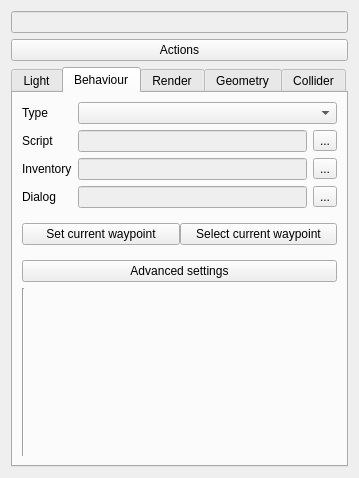
Qt form code/editor/ui/worldobjectwidget.ui (Plaristote/fallout-equestria) before a commit.
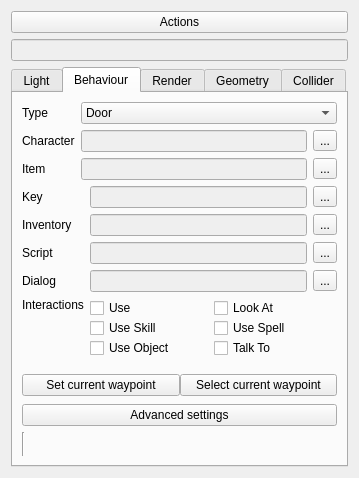
The same form after that commit.

Commit message: + Implemented the Character Editor features for characters invoked in the Level Designer + Added icons for the Inventory Editor + Fixed World's AddDynamicObject

Diff of the .ui file:
```diff
--- a/code/editor/ui/worldobjectwidget.ui
+++ b/code/editor/ui/worldobjectwidget.ui
@@ -14,6 +14,13 @@
    <string>Form</string>
   </property>
   <layout class="QVBoxLayout" name="verticalLayout">
+   <item>
+    <widget class="QPushButton" name="actionsButton">
+     <property name="text">
+      <string>Actions</string>
+     </property>
+    </widget>
+   </item>
    <item>
     <widget class="QLineEdit" name="objectName">
      <property name="enabled">
@@ -27,13 +34,6 @@
      </property>
     </widget>
    </item>
-   <item>
-    <widget class="QPushButton" name="actionsButton">
-     <property name="text">
-      <string>Actions</string>
-     </property>
-    </widget>
-   </item>
    <item>
     <widget class="QTabWidget" name="tabWidget">
      <property name="sizePolicy">
@@ -299,56 +299,33 @@
        <string>Behaviour</string>
       </attribute>
       <layout class="QGridLayout" name="gridLayout_6">
-       <item row="0" column="1" colspan="2">
-        <widget class="QComboBox" name="objectTypeList"/>
-       </item>
-       <item row="1" column="2">
-        <widget class="QToolButton" name="selectScript">
-         <property name="text">
-          <string>...</string>
-         </property>
-        </widget>
-       </item>
-       <item row="2" column="0">
-        <widget class="QLabel" name="label_11">
-         <property name="text">
-          <string>Inventory</string>
-         </property>
-        </widget>
-       </item>
-       <item row="1" column="0">
-        <widget class="QLabel" name="label_7">
-         <property name="text">
-          <string>Script</string>
-         </property>
-        </widget>
-       </item>
-       <item row="2" column="2">
-        <widget class="QToolButton" name="selectInventory">
-         <property name="text">
-          <string>...</string>
-         </property>
-        </widget>
-       </item>
-       <item row="2" column="1">
-        <widget class="QLineEdit" name="inventory">
-         <property name="enabled">
-          <bool>false</bool>
-         </property>
-        </widget>
-       </item>
-       <item row="1" column="1">
-        <widget class="QLineEdit" name="script">
-         <property name="enabled">
-          <bool>false</bool>
-         </property>
-        </widget>
-       </item>
-       <item row="6" column="0" colspan="3">
-        <widget class="QPushButton" name="objectAdvancedSettings">
-         <property name="text">
-          <string>Advanced settings</string>
-         </property>
+       <item row="0" column="1" colspan="3">
+        <widget class="QComboBox" name="objectTypeList">
+         <item>
+          <property name="text">
+           <string>Door</string>
+          </property>
+         </item>
+         <item>
+          <property name="text">
+           <string>Shelf</string>
+          </property>
+         </item>
+         <item>
+          <property name="text">
+           <string>Locker</string>
+          </property>
+         </item>
+         <item>
+          <property name="text">
+           <string>NPC</string>
+          </property>
+         </item>
+         <item>
+          <property name="text">
+           <string>Item</string>
+          </property>
+         </item>
         </widget>
        </item>
        <item row="0" column="0">
@@ -358,35 +335,193 @@
          </property>
         </widget>
        </item>
-       <item row="3" column="1">
-        <widget class="QLineEdit" name="dialog">
-         <property name="enabled">
-          <bool>false</bool>
-         </property>
-        </widget>
-       </item>
-       <item row="3" column="2">
-        <widget class="QToolButton" name="selectDialog">
-         <property name="text">
-          <string>...</string>
-         </property>
-        </widget>
-       </item>
-       <item row="3" column="0">
-        <widget class="QLabel" name="label_12">
-         <property name="text">
-          <string>Dialog</string>
-         </property>
-        </widget>
-       </item>
-       <item row="7" column="0">
+       <item row="17" column="0">
         <widget class="Line" name="line_5">
          <property name="orientation">
           <enum>Qt::Vertical</enum>
          </property>
         </widget>
        </item>
-       <item row="4" column="0" colspan="3">
+       <item row="3" column="0" colspan="4">
+        <widget class="QWidget" name="dynamicObject" native="true">
+         <layout class="QGridLayout" name="gridLayout_9">
+          <property name="leftMargin">
+           <number>0</number>
+          </property>
+          <property name="topMargin">
+           <number>0</number>
+          </property>
+          <property name="rightMargin">
+           <number>0</number>
+          </property>
+          <item row="4" column="1" colspan="2">
+           <widget class="QWidget" name="interactions" native="true">
+            <layout class="QGridLayout" name="gridLayout_8">
+             <property name="leftMargin">
+              <number>0</number>
+             </property>
+             <property name="topMargin">
+              <number>0</number>
+             </property>
+             <property name="rightMargin">
+              <number>0</number>
+             </property>
+             <property name="bottomMargin">
+              <number>0</number>
+             </property>
+             <property name="spacing">
+              <number>0</number>
+             </property>
+             <item row="1" column="2">
+              <widget class="QCheckBox" name="interactionUseSpell">
+               <property name="text">
+                <string>Use Spell</string>
+               </property>
+              </widget>
+             </item>
+             <item row="0" column="0">
+              <widget class="QCheckBox" name="interactionUse">
+               <property name="text">
+                <string>Use</string>
+               </property>
+              </widget>
+             </item>
+             <item row="0" column="2">
+              <widget class="QCheckBox" name="interactionLookAt">
+               <property name="text">
+                <string>Look At</string>
+               </property>
+              </widget>
+             </item>
+             <item row="1" column="0">
+              <widget class="QCheckBox" name="interactionUseSkill">
+               <property name="text">
+                <string>Use Skill</string>
+               </property>
+              </widget>
+             </item>
+             <item row="2" column="0">
+              <widget class="QCheckBox" name="interactionUseObject">
+               <property name="text">
+                <string>Use Object</string>
+               </property>
+              </widget>
+             </item>
+             <item row="2" column="2">
+              <widget class="QCheckBox" name="interactionTalkTo">
+               <property name="text">
+                <string>Talk To</string>
+               </property>
+              </widget>
+             </item>
+            </layout>
+           </widget>
+          </item>
+          <item row="2" column="1">
+           <widget class="QLineEdit" name="script">
+            <property name="enabled">
+             <bool>false</bool>
+            </property>
+           </widget>
+          </item>
+          <item row="3" column="1">
+           <widget class="QLineEdit" name="dialog">
+            <property name="enabled">
+             <bool>false</bool>
+            </property>
+           </widget>
+          </item>
+          <item row="1" column="0">
+           <widget class="QLabel" name="labelInventory">
+            <property name="text">
+             <string>Inventory</string>
+            </property>
+           </widget>
+          </item>
+          <item row="1" column="1">
+           <widget class="QLineEdit" name="inventory">
+            <property name="enabled">
+             <bool>false</bool>
+            </property>
+           </widget>
+          </item>
+          <item row="1" column="2">
+           <widget class="QToolButton" name="selectInventory">
+            <property name="text">
+             <string>...</string>
+            </property>
+           </widget>
+          </item>
+          <item row="2" column="0">
+           <widget class="QLabel" name="label_7">
+            <property name="text">
+             <string>Script</string>
+            </property>
+           </widget>
+          </item>
+          <item row="3" column="2">
+           <widget class="QToolButton" name="selectDialog">
+            <property name="text">
+             <string>...</string>
+            </property>
+           </widget>
+          </item>
+          <item row="2" column="2">
+           <widget class="QToolButton" name="selectScript">
+            <property name="text">
+             <string>...</string>
+            </property>
+           </widget>
+          </item>
+          <item row="4" column="0">
+           <widget class="QLabel" name="label_22">
+            <property name="text">
+             <string>Interactions</string>
+            </property>
+            <property name="alignment">
+             <set>Qt::AlignLeading|Qt::AlignLeft|Qt::AlignTop</set>
+            </property>
+           </widget>
+          </item>
+          <item row="3" column="0">
+           <widget class="QLabel" name="label_21">
+            <property name="text">
+             <string>Dialog</string>
+            </property>
+           </widget>
+          </item>
+          <item row="0" column="0">
+           <widget class="QLabel" name="labelKey">
+            <property name="text">
+             <string>Key</string>
+            </property>
+           </widget>
+          </item>
+          <item row="0" column="1">
+           <widget class="QLineEdit" name="key">
+            <property name="enabled">
+             <bool>false</bool>
+            </property>
+           </widget>
+          </item>
+          <item row="0" column="2">
+           <widget class="QToolButton" name="selectKey">
+            <property name="text">
+             <string>...</string>
+            </property>
+           </widget>
+          </item>
+         </layout>
+        </widget>
+       </item>
+       <item row="16" column="0" colspan="4">
+        <widget class="QPushButton" name="objectAdvancedSettings">
+         <property name="text">
+          <string>Advanced settings</string>
+         </property>
+        </widget>
+       </item>
+       <item row="14" column="0" colspan="4">
         <widget class="QWidget" name="widget" native="true">
          <property name="sizePolicy">
           <sizepolicy hsizetype="Preferred" vsizetype="Minimum">
@@ -433,6 +568,48 @@
          </layout>
         </widget>
        </item>
+       <item row="1" column="0">
+        <widget class="QLabel" name="labelCharacter">
+         <property name="text">
+          <string>Character</string>
+         </property>
+        </widget>
+       </item>
+       <item row="1" column="3">
+        <widget class="QToolButton" name="selectCharacter">
+         <property name="text">
+          <string>...</string>
+         </property>
+        </widget>
+       </item>
+       <item row="1" column="1" colspan="2">
+        <widget class="QLineEdit" name="character">
+         <property name="enabled">
+          <bool>false</bool>
+         </property>
+        </widget>
+       </item>
+       <item row="2" column="0">
+        <widget class="QLabel" name="labelItem">
+         <property name="text">
+          <string>Item</string>
+         </property>
+        </widget>
+       </item>
+       <item row="2" column="3">
+        <widget class="QToolButton" name="selectItem">
+         <property name="text">
+          <string>...</string>
+         </property>
+        </widget>
+       </item>
+       <item row="2" column="1" colspan="2">
+        <widget class="QLineEdit" name="item">
+         <property name="enabled">
+          <bool>false</bool>
+         </property>
+        </widget>
+       </item>
       </layout>
      </widget>
      <widget class="QWidget" name="renderTab">
```
The commit also changes 13 other files.
